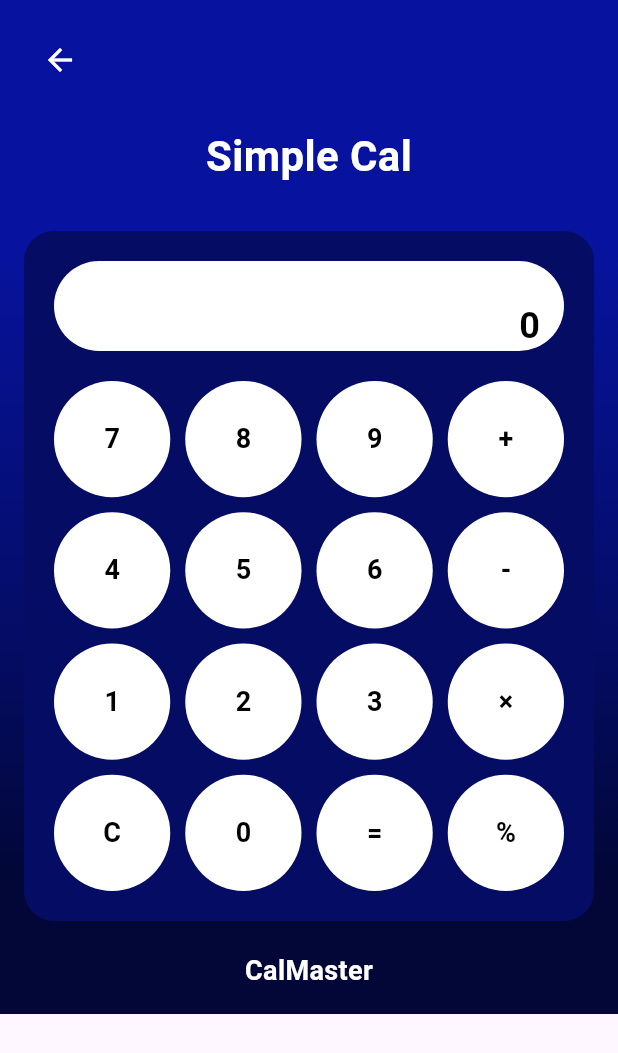
After one commit to Nadeesh-Malaka/CalMaster_App, a Flutter app: the SimpleCal screen opened directly, on a phone screen of 412 x 824 dp. The commit adds this screen. Shown: the top 1053 px of the screen. Run offline on Flutter 3.47's test engine with Material 3 defaults, Android fonts, the phone set to English and light mode, and no system bars; our stand-ins replace shared_preferences; accounts and stored records are empty.

Commit message:
Create simple app design and functions

```diff
--- /dev/null
+++ b/lib/screens/simple_Cal.dart
@@ -0,0 +1,224 @@
+import 'package:flutter/material.dart';
+import 'custom_drawer.dart'; // Import the custom drawer file
+
+class SimpleCal extends StatefulWidget {
+  const SimpleCal({Key? key}) : super(key: key);
+
+  @override
+  _SimpleCalState createState() => _SimpleCalState();
+}
+
+class _SimpleCalState extends State<SimpleCal> {
+  String input = ''; // User input
+  String result = '0'; // Calculated result
+
+  // Function to handle button presses
+  void onButtonPressed(String value) {
+    setState(() {
+      if (value == '=') {
+        try {
+          result = _calculateResult(input);
+        } catch (e) {
+          result = 'Error';
+        }
+      } else if (value == 'C') {
+        input = '';
+        result = '0';
+      } else {
+        input += value;
+      }
+    });
+  }
+
+  // Function to evaluate the result
+  String _calculateResult(String expression) {
+    expression = expression.replaceAll('×', '*').replaceAll('%', '/100');
+    final tokens = RegExp(r'(\d+|\+|\-|\*|\/)') // Regex for operators/numbers
+        .allMatches(expression)
+        .map((match) => match.group(0))
+        .toList();
+
+    double total = double.parse(tokens[0]!);
+
+    for (int i = 1; i < tokens.length; i += 2) {
+      final operator = tokens[i];
+      final operand = double.parse(tokens[i + 1]!);
+
+      if (operator == '+') {
+        total += operand;
+      } else if (operator == '-') {
+        total -= operand;
+      } else if (operator == '*') {
+        total *= operand;
+      } else if (operator == '/') {
+        total /= operand;
+      }
+    }
+
+    return total.toString();
+  }
+
+  @override
+  Widget build(BuildContext context) {
+    return Scaffold(
+      drawer: const CustomDrawer(),
+      body: Container(
+        decoration: const BoxDecoration(
+          gradient: LinearGradient(
+            colors: [
+              Color(0xFF07139E), // 24% stop
+              Color(0xFF040C63), // 64% stop
+              Color(0xFF020738), // 86% stop
+            ],
+            stops: [0.24, 0.64, 0.86],
+            begin: Alignment.topCenter,
+            end: Alignment.bottomCenter,
+          ),
+        ),
+        child: SafeArea(
+          child: SingleChildScrollView(
+            // Add scrollable container
+            child: Padding(
+              padding: const EdgeInsets.all(16.0),
+              child: Column(
+                crossAxisAlignment: CrossAxisAlignment.start,
+                children: [
+                  // Back Button
+                  IconButton(
+                    icon: const Icon(Icons.arrow_back, color: Colors.white),
+                    onPressed: () {
+                      Navigator.pop(context);
+                    },
+                  ),
+                  const SizedBox(height: 20),
+
+                  // Screen Title
+                  const Center(
+                    child: Text(
+                      "Simple Cal",
+                      style: TextStyle(
+                        color: Colors.white,
+                        fontSize: 28,
+                        fontWeight: FontWeight.bold,
+                      ),
+                    ),
+                  ),
+                  const SizedBox(height: 30),
+
+                  // Calculator UI
+                  Container(
+                    padding: const EdgeInsets.all(20.0),
+                    decoration: BoxDecoration(
+                      color: const Color(0xFF040C63),
+                      borderRadius: BorderRadius.circular(20),
+                    ),
+                    child: Column(
+                      mainAxisSize: MainAxisSize.min,
+                      children: [
+                        // Display Section
+                        Container(
+                          height: 60,
+                          padding: const EdgeInsets.symmetric(horizontal: 16.0),
+                          alignment: Alignment.centerRight,
+                          decoration: BoxDecoration(
+                            color: Colors.white,
+                            borderRadius: BorderRadius.circular(30),
+                          ),
+                          child: Column(
+                            crossAxisAlignment: CrossAxisAlignment.end,
+                            mainAxisAlignment: MainAxisAlignment.center,
+                            children: [
+                              Text(
+                                input,
+                                style: const TextStyle(
+                                  fontSize: 18,
+                                  color: Colors.black54,
+                                ),
+                              ),
+                              Text(
+                                result,
+                                style: const TextStyle(
+                                  fontSize: 24,
+                                  fontWeight: FontWeight.bold,
+                                  color: Colors.black,
+                                ),
+                              ),
+                            ],
+                          ),
+                        ),
+                        const SizedBox(height: 20),
+
+                        // Buttons
+                        GridView.count(
+                          crossAxisCount: 4,
+                          shrinkWrap: true,
+                          physics: const NeverScrollableScrollPhysics(),
+                          crossAxisSpacing: 10,
+                          mainAxisSpacing: 10,
+                          children: [
+                            _buildButton("7"),
+                            _buildButton("8"),
+                            _buildButton("9"),
+                            _buildButton("+"),
+                            _buildButton("4"),
+                            _buildButton("5"),
+                            _buildButton("6"),
+                            _buildButton("-"),
+                            _buildButton("1"),
+                            _buildButton("2"),
+                            _buildButton("3"),
+                            _buildButton("×"),
+                            _buildButton("C"),
+                            _buildButton("0"),
+                            _buildButton("="),
+                            _buildButton("%"),
+                          ],
+                        ),
+                      ],
+                    ),
+                  ),
+
+                  const SizedBox(height: 20), // Add spacing at the bottom
+
+                  // Footer Section
+                  const Center(
+                    child: Text(
+                      "CalMaster",
+                      style: TextStyle(
+                        color: Colors.white,
+                        fontSize: 18,
+                        fontWeight: FontWeight.bold,
+                      ),
+                    ),
+                  ),
+                ],
+              ),
+            ),
+          ),
+        ),
+      ),
+    );
+  }
+
+  Widget _buildButton(String text) {
+    return GestureDetector(
+      onTap: () => onButtonPressed(text),
+      child: Container(
+        decoration: BoxDecoration(
+          shape: BoxShape.circle,
+          color: Colors.white,
+        ),
+        child: Center(
+          child: Text(
+            text,
+            style: const TextStyle(
+              color: Colors.black,
+              fontSize: 18,
+              fontWeight: FontWeight.bold,
+            ),
+          ),
+        ),
+      ),
+    );
+  }
+}
```
Also changed, not shown: lib/screens/home_screen.dart (+56 -5 lines).
